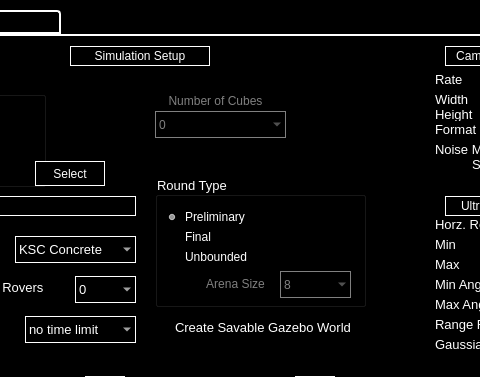
This is src/rqt_rover_gui/src/rover_gui_plugin.ui in BCLab-UNM/CPFA-ROS as Qt 5 draws it before an edit; both pictures show x 465 to 945 and y 0 to 377 of the 1100 by 725 pixel window. The edited form follows.
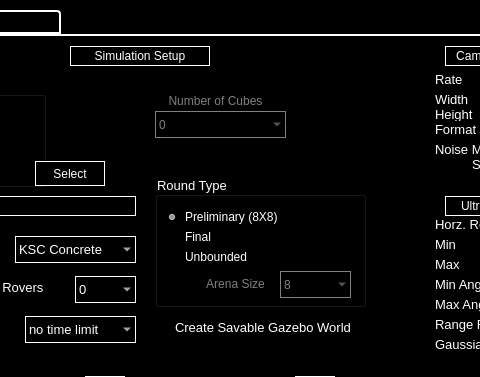
This is the edited form. Custom widgets are drawn as their Qt base class.

Commit message: The preliminary arena size is set to 8 and the final arena size is set back to 23.1

```diff
--- a/src/rqt_rover_gui/src/rover_gui_plugin.ui
+++ b/src/rqt_rover_gui/src/rover_gui_plugin.ui
@@ -782,7 +782,7 @@
         <rect>
          <x>10</x>
          <y>30</y>
-         <width>111</width>
+         <width>151</width>
          <height>22</height>
         </rect>
        </property>
@@ -790,7 +790,7 @@
         <string notr="true">color: rgb(255, 255, 255);</string>
        </property>
        <property name="text">
-        <string>Preliminary</string>
+        <string>Preliminary (8X8)</string>
        </property>
        <property name="checked">
         <bool>true</bool>
```
Left out of the diff: 1 changed line with no effect on the pictures. The commit also changes 2 other files.
